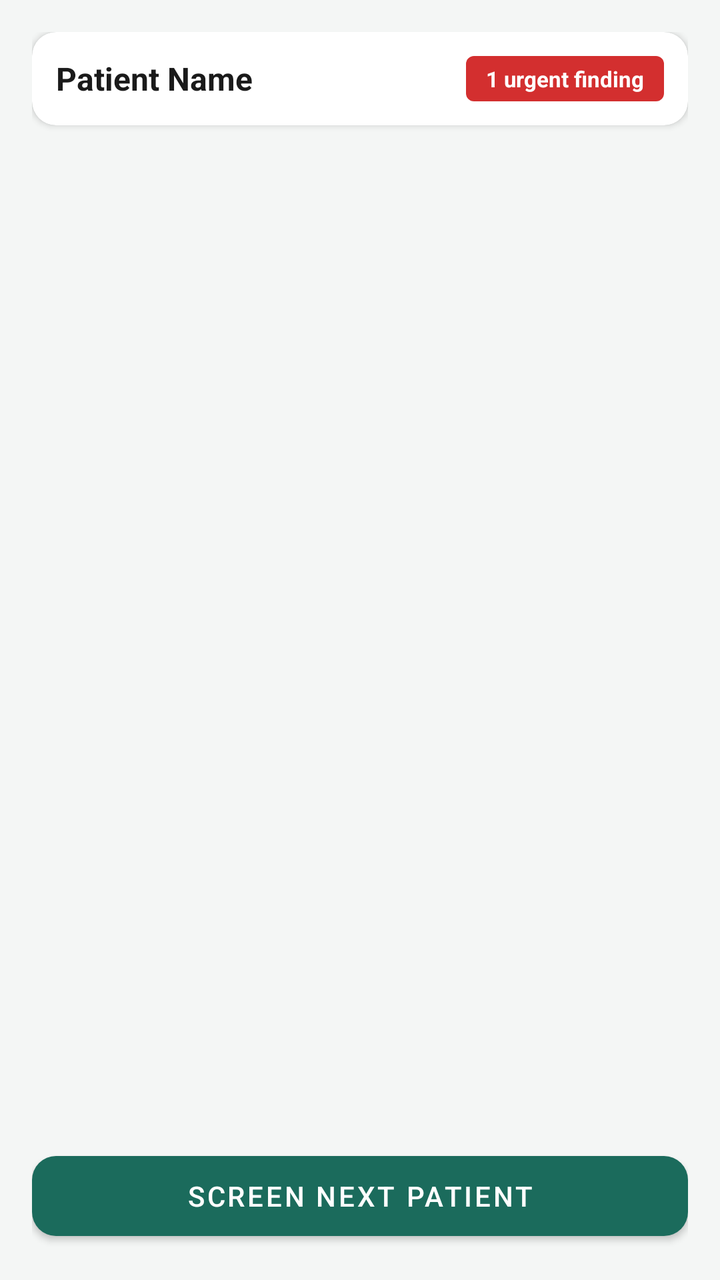
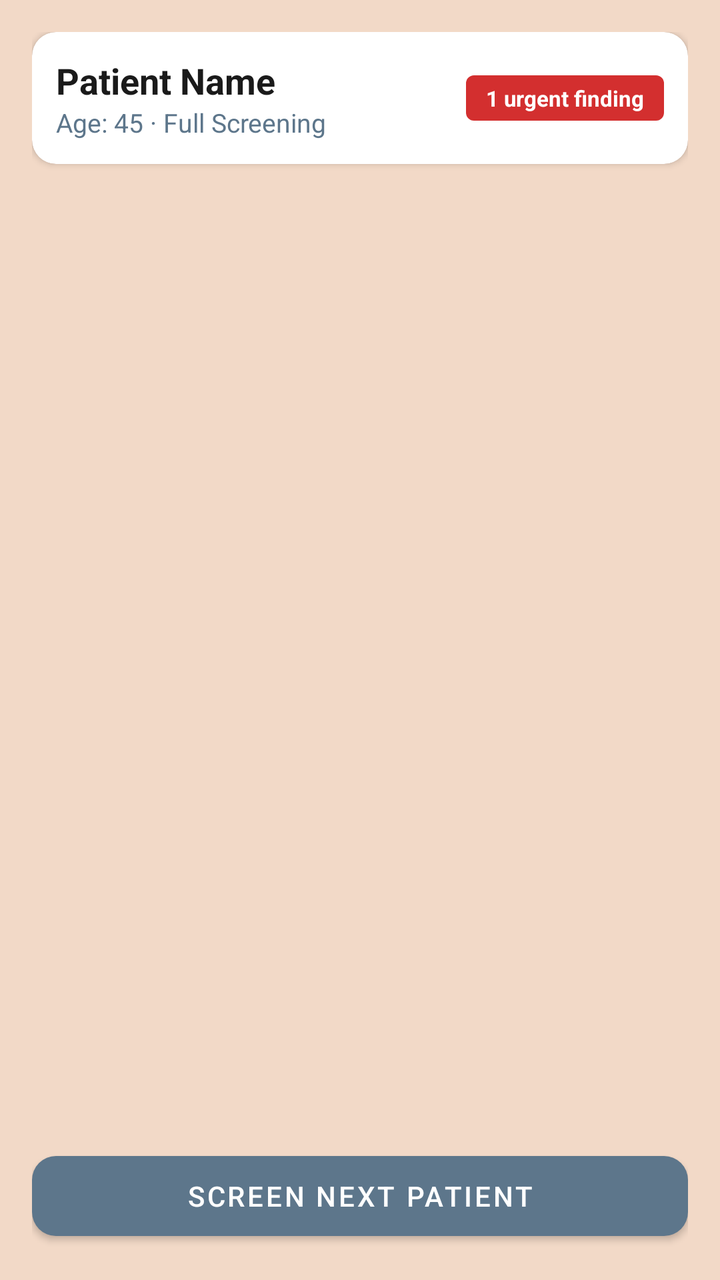

Before-and-after screenshots of an Android layout around one commit, followed by the original layout XML and the change that was made.
<!-- AndroidManifest.xml: application theme Theme.ArogyaDrishti -->
<!-- res/layout/activity_results.xml -->
<?xml version="1.0" encoding="utf-8"?>
<LinearLayout xmlns:android="http://schemas.android.com/apk/res/android"
    xmlns:app="http://schemas.android.com/apk/res-auto"
    android:layout_width="match_parent"
    android:layout_height="match_parent"
    android:orientation="vertical"
    android:background="@color/background">

    <ScrollView
        android:layout_width="match_parent"
        android:layout_height="0dp"
        android:layout_weight="1">

        <LinearLayout
            android:layout_width="match_parent"
            android:layout_height="wrap_content"
            android:orientation="vertical"
            android:padding="16dp">

            
            <androidx.cardview.widget.CardView
                android:layout_width="match_parent"
                android:layout_height="wrap_content"
                app:cardCornerRadius="12dp"
                app:cardElevation="2dp"
                android:layout_marginBottom="12dp">

                <LinearLayout
                    android:layout_width="match_parent"
                    android:layout_height="wrap_content"
                    android:orientation="horizontal"
                    android:padding="12dp"
                    android:gravity="center_vertical">

                    <LinearLayout
                        android:layout_width="0dp"
                        android:layout_height="wrap_content"
                        android:layout_weight="1"
                        android:orientation="vertical">
                        <TextView
                            android:id="@+id/tvPatientName"
                            android:layout_width="wrap_content"
                            android:layout_height="wrap_content"
                            android:text="Patient Name"
                            android:textSize="16sp"
                            android:textStyle="bold"
                            android:textColor="@color/text_primary" />
                    </LinearLayout>

                    <TextView
                        android:id="@+id/tvSummaryBadge"
                        android:layout_width="wrap_content"
                        android:layout_height="wrap_content"
                        android:text="1 urgent finding"
                        android:textSize="11sp"
                        android:textColor="@color/white"
                        android:paddingHorizontal="10dp"
                        android:paddingVertical="4dp"
                        android:background="@drawable/badge_red"
                        android:textStyle="bold" />
                </LinearLayout>
            </androidx.cardview.widget.CardView>

            
            <LinearLayout
                android:id="@+id/llRiskCards"
                android:layout_width="match_parent"
                android:layout_height="wrap_content"
                android:orientation="vertical" />

        </LinearLayout>
    </ScrollView>

    
    <LinearLayout
        android:layout_width="match_parent"
        android:layout_height="wrap_content"
        android:orientation="vertical"
        android:padding="16dp">

        <com.google.android.material.button.MaterialButton
            android:id="@+id/btnSendAlert"
            android:layout_width="match_parent"
            android:layout_height="52dp"
            android:text="Send Alert to PHC Doctor"
            android:textStyle="bold"
            app:backgroundTint="@color/risk_red"
            app:cornerRadius="12dp"
            android:layout_marginBottom="8dp"
            android:visibility="gone" />

        <com.google.android.material.button.MaterialButton
            android:id="@+id/btnScreenNext"
            android:layout_width="match_parent"
            android:layout_height="52dp"
            android:text="Screen Next Patient"
            app:backgroundTint="@color/primary"
            app:cornerRadius="12dp" />
    </LinearLayout>

</LinearLayout>
<!-- resources referenced by this layout -->
<resources>
  <color name="background">#F4F6F5</color>
  <color name="primary">#1B6B5C</color>
  <color name="risk_red">#D32F2F</color>
  <color name="text_primary">#1A1A1A</color>
  <color name="white">#FFFFFF</color>
  <!-- drawable badge_red (drawable) -->
  <?xml version="1.0" encoding="utf-8"?>
  <shape xmlns:android="http://schemas.android.com/apk/res/android"
      android:shape="rectangle">
      <solid android:color="#D32F2F" />
      <corners android:radius="4dp" />
  </shape>
  <style name="Theme.ArogyaDrishti" parent="Theme.MaterialComponents.Light.NoActionBar">
          <item name="colorPrimary">@color/primary</item>
          <item name="colorPrimaryDark">@color/primary_dark</item>
          <item name="colorAccent">@color/primary_light</item>
          <item name="android:windowBackground">@color/background</item>
          <item name="android:statusBarColor">@color/primary_dark</item>
      </style>
  <color name="primary_dark">#134F44</color>
  <color name="primary_light">#2E8B77</color>
</resources>

<!-- the commit's change to res/layout/activity_results.xml (unified diff, before → after) -->
@@ -42,9 +42,16 @@
                             android:layout_width="wrap_content"
                             android:layout_height="wrap_content"
                             android:text="Patient Name"
-                            android:textSize="16sp"
+                            android:textSize="18sp"
                             android:textStyle="bold"
                             android:textColor="@color/text_primary" />
+                        <TextView
+                            android:id="@+id/tvPatientDetails"
+                            android:layout_width="wrap_content"
+                            android:layout_height="wrap_content"
+                            android:text="Age: 45 · Full Screening"
+                            android:textSize="13sp"
+                            android:textColor="@color/text_secondary" />
                     </LinearLayout>
 
                     <TextView
<!-- resource entries referenced after the edit -->
@@ -1,9 +1,10 @@
 <!-- resources referenced by this layout -->
 <resources>
-  <color name="background">#F4F6F5</color>
-  <color name="primary">#1B6B5C</color>
-  <color name="risk_red">#D32F2F</color>
+  <color name="background">#F2D9C7</color>
+  <color name="primary">#5D768B</color>
+  <color name="risk_red">#E74C3C</color>
   <color name="text_primary">#1A1A1A</color>
+  <color name="text_secondary">#5D768B</color>
   <color name="white">#FFFFFF</color>
   <!-- drawable badge_red (drawable) -->
   <?xml version="1.0" encoding="utf-8"?>
@@ -15,11 +16,11 @@
   <style name="Theme.ArogyaDrishti" parent="Theme.MaterialComponents.Light.NoActionBar">
           <item name="colorPrimary">@color/primary</item>
           <item name="colorPrimaryDark">@color/primary_dark</item>
-          <item name="colorAccent">@color/primary_light</item>
+          <item name="colorAccent">@color/warm_tan</item>
           <item name="android:windowBackground">@color/background</item>
           <item name="android:statusBarColor">@color/primary_dark</item>
       </style>
-  <color name="primary_dark">#134F44</color>
-  <color name="primary_light">#2E8B77</color>
+  <color name="primary_dark">#4A5E6F</color>
+  <color name="warm_tan">#C8B39B</color>
 </resources>
 
